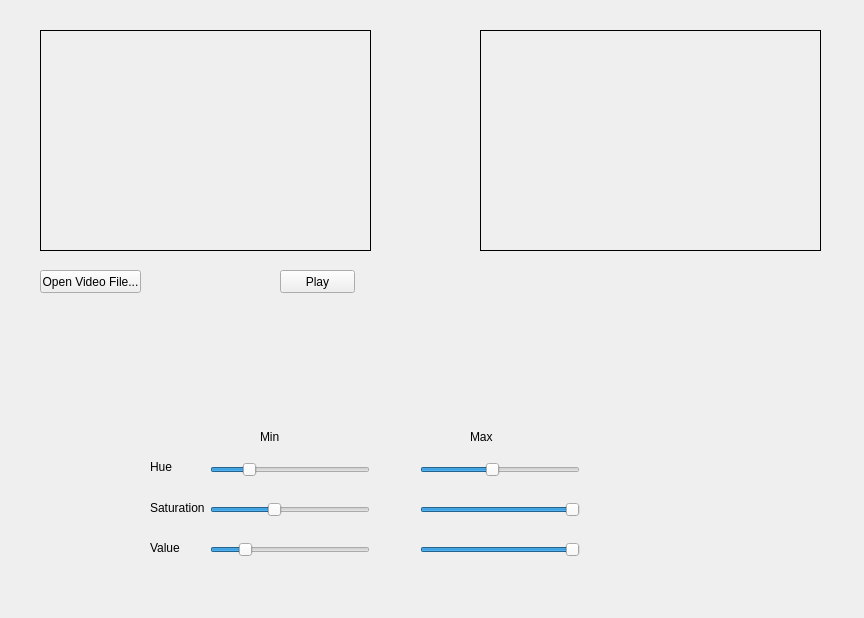
Above: Anwendung/Colorkeying/ColorKeyer/videoplayer.ui from HAWJulian/avprg before the change. Below: the same form after it.
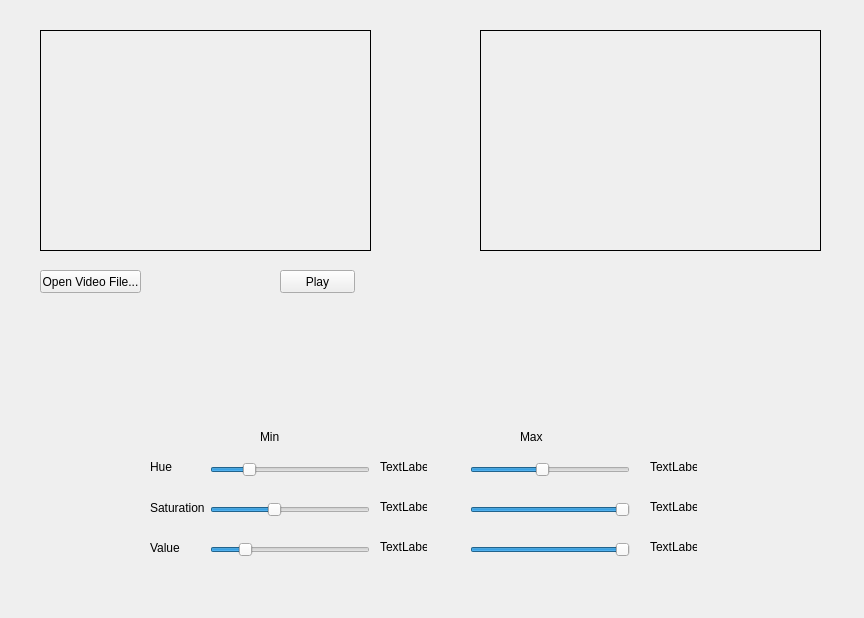
That is the form after the change. Custom widgets are drawn as their Qt base class.

Commit message: comments, ui label & updates

What changed in the file:
```diff
--- a/Anwendung/Colorkeying/ColorKeyer/videoplayer.ui
+++ b/Anwendung/Colorkeying/ColorKeyer/videoplayer.ui
@@ -141,7 +141,7 @@
    <widget class="QSlider" name="HueMax">
     <property name="geometry">
      <rect>
-      <x>420</x>
+      <x>470</x>
       <y>460</y>
       <width>160</width>
       <height>19</height>
@@ -160,7 +160,7 @@
    <widget class="QSlider" name="SatMax">
     <property name="geometry">
      <rect>
-      <x>420</x>
+      <x>470</x>
       <y>500</y>
       <width>160</width>
       <height>19</height>
@@ -179,7 +179,7 @@
    <widget class="QSlider" name="ValueMax">
     <property name="geometry">
      <rect>
-      <x>420</x>
+      <x>470</x>
       <y>540</y>
       <width>160</width>
       <height>19</height>
@@ -211,7 +211,7 @@
    <widget class="QLabel" name="label_2">
     <property name="geometry">
      <rect>
-      <x>470</x>
+      <x>520</x>
       <y>430</y>
       <width>47</width>
       <height>13</height>
@@ -260,6 +260,84 @@
      <string>Value</string>
     </property>
    </widget>
+   <widget class="QLabel" name="hueminlabel">
+    <property name="geometry">
+     <rect>
+      <x>380</x>
+      <y>460</y>
+      <width>47</width>
+      <height>13</height>
+     </rect>
+    </property>
+    <property name="text">
+     <string>TextLabel</string>
+    </property>
+   </widget>
+   <widget class="QLabel" name="saturationminlabel">
+    <property name="geometry">
+     <rect>
+      <x>380</x>
+      <y>500</y>
+      <width>47</width>
+      <height>13</height>
+     </rect>
+    </property>
+    <property name="text">
+     <string>TextLabel</string>
+    </property>
+   </widget>
+   <widget class="QLabel" name="valueminlabel">
+    <property name="geometry">
+     <rect>
+      <x>380</x>
+      <y>540</y>
+      <width>47</width>
+      <height>13</height>
+     </rect>
+    </property>
+    <property name="text">
+     <string>TextLabel</string>
+    </property>
+   </widget>
+   <widget class="QLabel" name="huemaxlabel">
+    <property name="geometry">
+     <rect>
+      <x>650</x>
+      <y>460</y>
+      <width>47</width>
+      <height>13</height>
+     </rect>
+    </property>
+    <property name="text">
+     <string>TextLabel</string>
+    </property>
+   </widget>
+   <widget class="QLabel" name="valuemaxlabel">
+    <property name="geometry">
+     <rect>
+      <x>650</x>
+      <y>540</y>
+      <width>47</width>
+      <height>13</height>
+     </rect>
+    </property>
+    <property name="text">
+     <string>TextLabel</string>
+    </property>
+   </widget>
+   <widget class="QLabel" name="saturationmaxlabel">
+    <property name="geometry">
+     <rect>
+      <x>650</x>
+      <y>500</y>
+      <width>47</width>
+      <height>13</height>
+     </rect>
+    </property>
+    <property name="text">
+     <string>TextLabel</string>
+    </property>
+   </widget>
   </widget>
  </widget>
  <layoutdefault spacing="6" margin="11"/>
```
The commit also changes 3 other files.
